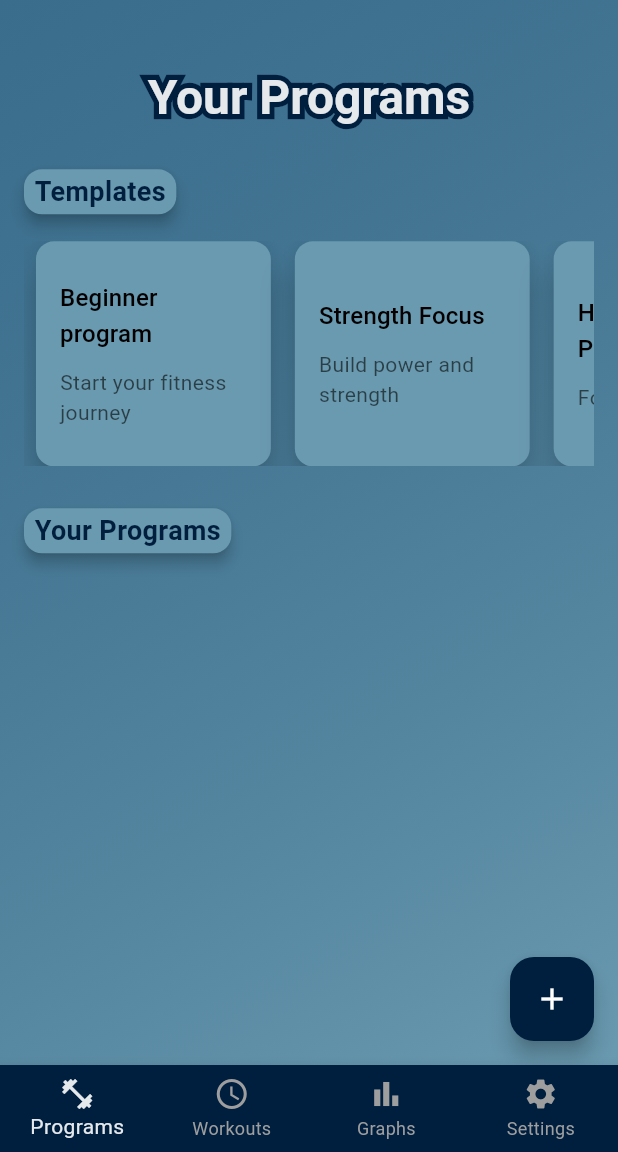
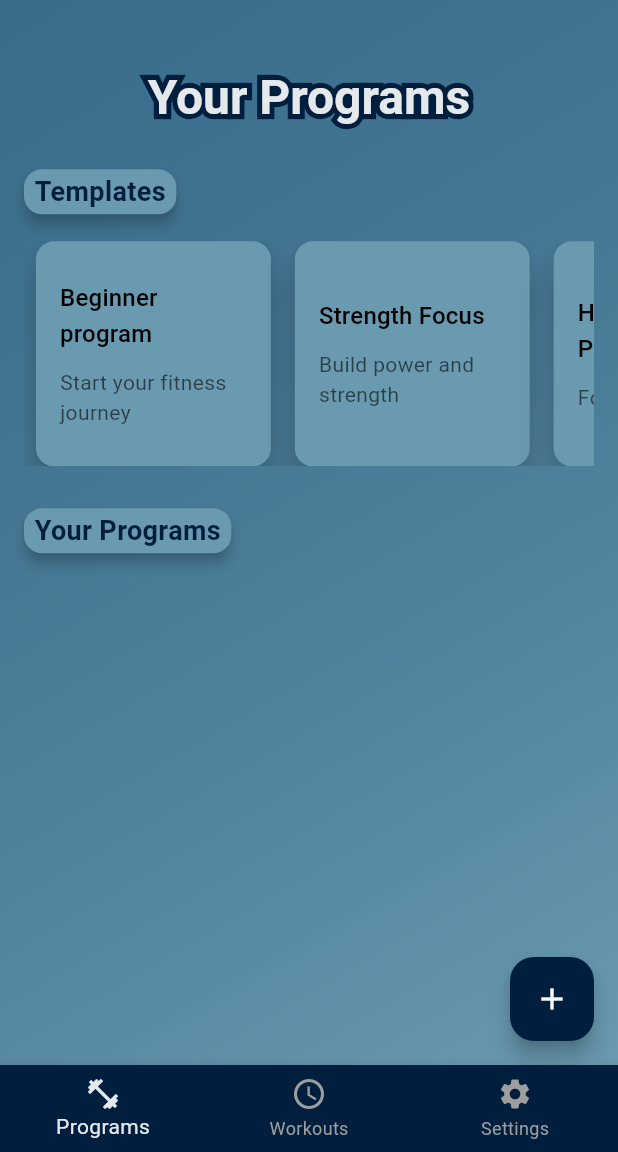
Before and after one commit to namaelsan/stronger, a Flutter app: the MainMenu screen opened directly, on a phone screen of 412 x 824 dp, the part 84-1236 px from its top. Run offline on Flutter 3.47's test engine with Material 3 defaults, Android fonts, the phone set to English and light mode, and no system bars; our stand-ins replace shared_preferences; accounts and stored records are empty; Roboto replaces fonts that are missing (YourCustomFont).

Commit message:
removed stats from bottom bar

```diff
--- a/lib/mainMenu.dart
+++ b/lib/mainMenu.dart
@@ -19,7 +19,7 @@ class _MainMenuState extends State<MainMenu> {
   final List<Widget> _pages = [
     ProgramsPage(),
     WorkoutsPage(),
-    StatsPage(),
+    // StatsPage(),
     SettingsPage(),
   ];
 
@@ -42,7 +42,7 @@ class _MainMenuState extends State<MainMenu> {
         items: const [
           BottomNavigationBarItem(icon: Icon(Icons.fitness_center), label: "Programs"),
           BottomNavigationBarItem(icon: Icon(Icons.access_time), label: "Workouts"),
-          BottomNavigationBarItem(icon: Icon(Icons.bar_chart), label: "Graphs"),
+          // BottomNavigationBarItem(icon: Icon(Icons.bar_chart), label: "Graphs"),
           BottomNavigationBarItem(icon: Icon(Icons.settings), label: "Settings"),
         ],
       ),
```
